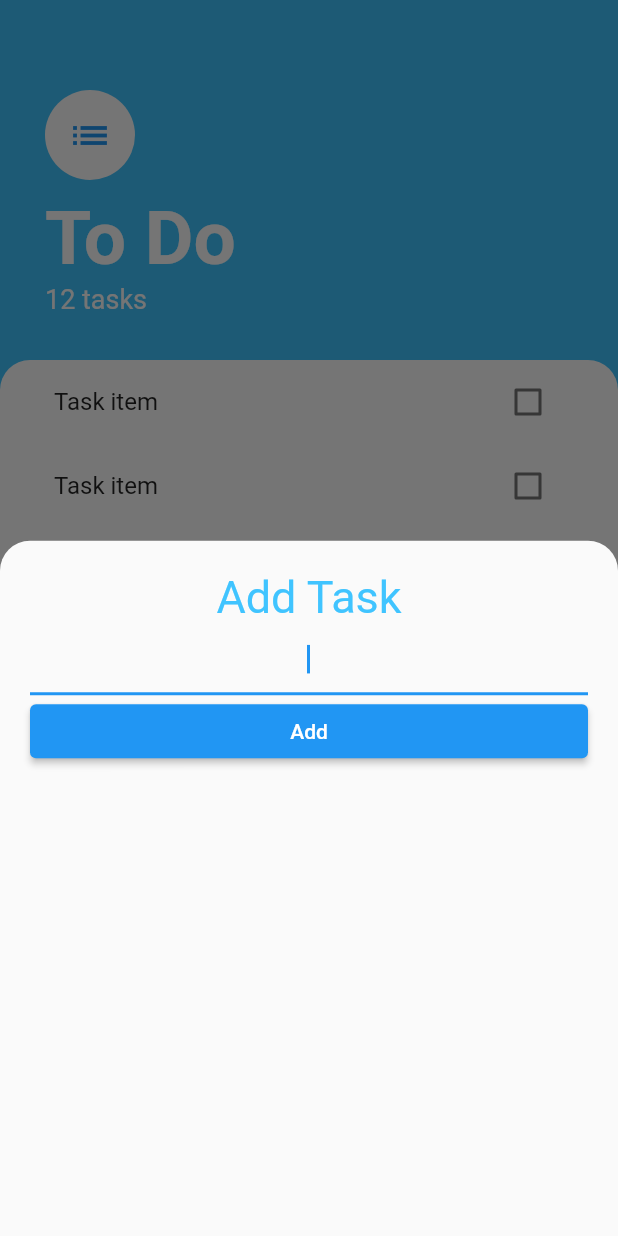
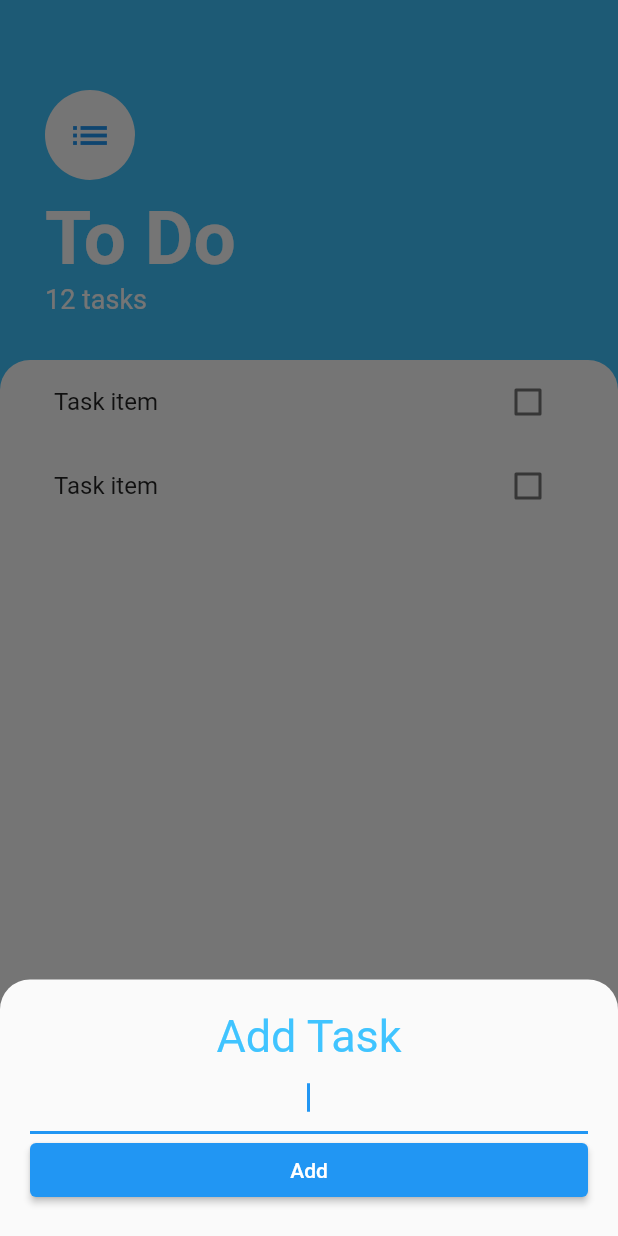
Before and after one commit to c0ff33-b34n/todo_flutter, a Flutter app: the screen it shows after launch, after a tap on the "add" icon, on a phone screen of 412 x 824 dp. Run offline on Flutter 3.47's test engine with Material 2 defaults, Android fonts, the phone set to English and light mode, and no system bars.

```diff
--- a/lib/screens/task_screen.dart
+++ b/lib/screens/task_screen.dart
@@ -20,7 +20,15 @@ class TaskScreen extends StatelessWidget {
               ),
             ),
             context: context,
-              builder: (context) => AddTaskModal());
+            isScrollControlled: true,
+            builder: (context) => SingleChildScrollView(
+              child: Container(
+                padding: EdgeInsets.only(
+                    bottom: MediaQuery.of(context).viewInsets.bottom),
+                child: AddTaskModal(),
+              ),
+            ),
+          );
         },
         child: Icon(
           Icons.add,
```
Lines whose indentation alone changed are shown as unchanged.
